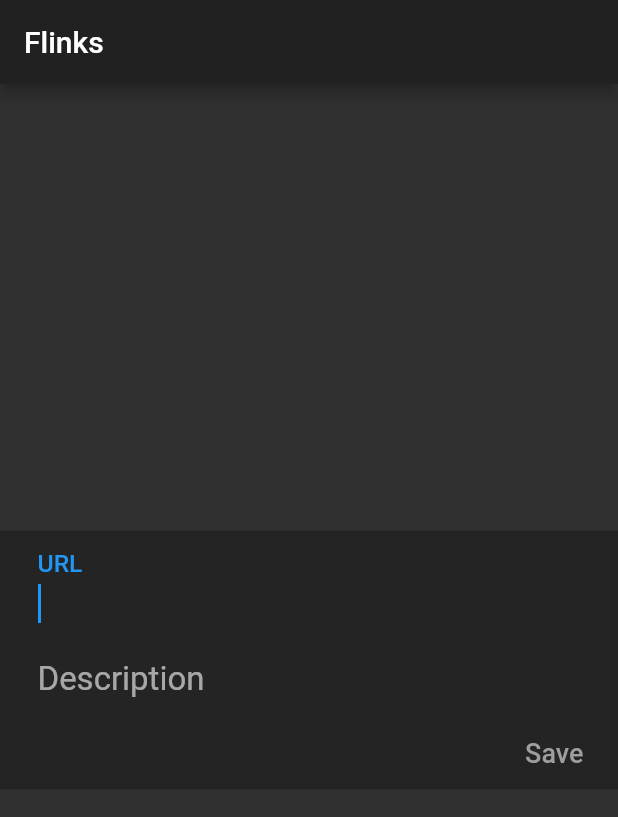
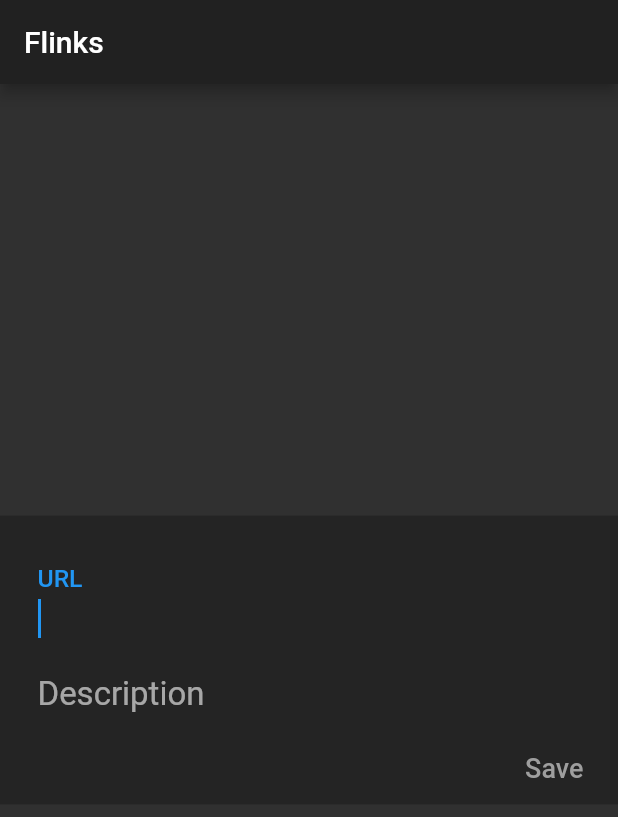
Before and after one commit to 23Felons23/flinks, a Flutter app: the screen it shows after launch, after a tap on the "add" icon, on a phone screen of 412 x 824 dp. Shown: the top 817 px of the screen. Run offline on Flutter 3.47's test engine with Material 2 defaults, Android fonts, the phone set to English and light mode, and no system bars; our stand-ins replace cloud_firestore, firebase_auth, firebase_core, google_sign_in; accounts and stored records are empty.

Commit message:
Update flink_form.dart top padding

```diff
--- a/lib/src/ui/components/flink_form.dart
+++ b/lib/src/ui/components/flink_form.dart
@@ -39,7 +39,7 @@ class _FlinkFormState extends State<FlinkForm> {
   Widget build(BuildContext context) {
     return Container(
       color: Colors.black26,
-      padding: new EdgeInsets.fromLTRB(25.0, 15.0, 5.0, 0.0),
+      padding: new EdgeInsets.fromLTRB(25.0, 35.0, 5.0, 0.0),
       child: Column(children: [
         /**TextField(
             controller: _titleTextController,
```
